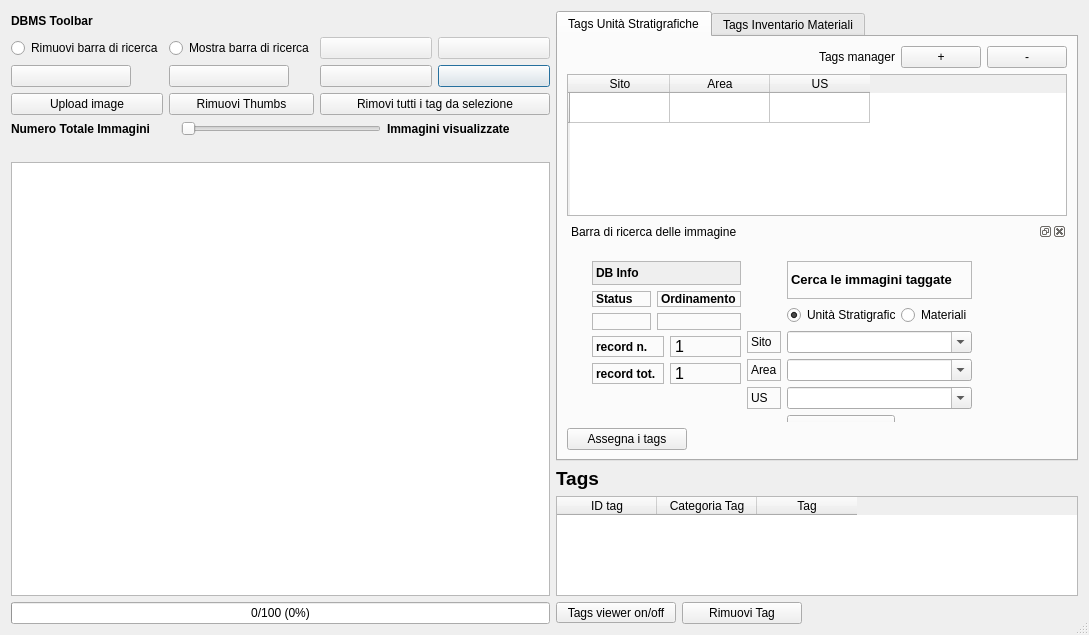
First picture: the form in gui/ui/pyarchinit_image_viewer_dialog.ui, repository pyarchinit/pyarchinit, before the edit.
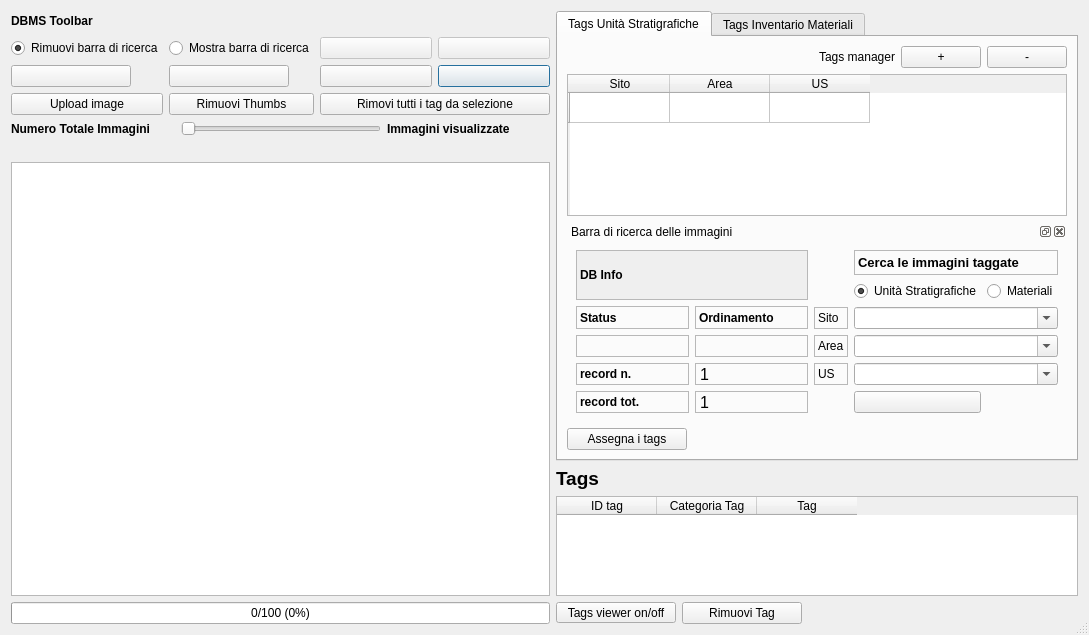
Second picture: the form after the edit. Icons and pictures are not drawn. Custom widgets are drawn as their Qt base class.

Commit message: update image view

Diff of the .ui file:
```diff
--- a/gui/ui/pyarchinit_image_viewer_dialog.ui
+++ b/gui/ui/pyarchinit_image_viewer_dialog.ui
@@ -283,7 +283,7 @@
           <bool>true</bool>
          </property>
          <property name="checked">
-          <bool>false</bool>
+          <bool>true</bool>
          </property>
          <property name="autoRepeat">
           <bool>false</bool>
@@ -516,27 +516,296 @@
             <string>&lt;html&gt;&lt;head/&gt;&lt;body&gt;&lt;p&gt;Barra di ricerca&lt;/p&gt;&lt;/body&gt;&lt;/html&gt;</string>
            </property>
            <property name="floating">
-            <bool>true</bool>
+            <bool>false</bool>
+           </property>
+           <property name="features">
+            <set>QDockWidget::AllDockWidgetFeatures</set>
            </property>
            <property name="allowedAreas">
             <set>Qt::AllDockWidgetAreas</set>
            </property>
            <property name="windowTitle">
-            <string>Barra di ricerca delle immagine</string>
+            <string>Barra di ricerca delle immagini</string>
            </property>
            <widget class="QWidget" name="dockWidgetContents">
-            <widget class="QWidget" name="layoutWidget">
-             <property name="enabled">
+            <layout class="QGridLayout" name="gridLayout_12">
+             <item row="0" column="0">
+              <layout class="QGridLayout" name="gridLayout_6">
+               <item row="0" column="0">
+                <widget class="QLabel" name="label_42">
+                 <property name="font">
+                  <font>
+                   <weight>75</weight>
+                   <bold>true</bold>
+                  </font>
+                 </property>
+                 <property name="autoFillBackground">
               <bool>true</bool>
              </property>
-             <property name="geometry">
-              <rect>
-               <x>180</x>
-               <y>20</y>
-               <width>225</width>
-               <height>176</height>
-              </rect>
-             </property>
+                 <property name="frameShape">
+                  <enum>QFrame::StyledPanel</enum>
+                 </property>
+                 <property name="frameShadow">
+                  <enum>QFrame::Plain</enum>
+                 </property>
+                 <property name="text">
+                  <string>DB Info</string>
+                 </property>
+                </widget>
+               </item>
+               <item row="2" column="0">
+                <layout class="QGridLayout" name="gridLayout_9">
+                 <item row="1" column="1">
+                  <widget class="QLabel" name="label_rec_tot">
+                   <property name="font">
+                    <font>
+                     <family>Microsoft Sans Serif</family>
+                     <pointsize>12</pointsize>
+                    </font>
+                   </property>
+                   <property name="cursor">
+                    <cursorShape>ForbiddenCursor</cursorShape>
+                   </property>
+                   <property name="mouseTracking">
+                    <bool>false</bool>
+                   </property>
+                   <property name="contextMenuPolicy">
+                    <enum>Qt::DefaultContextMenu</enum>
+                   </property>
+                   <property name="frameShape">
+                    <enum>QFrame::StyledPanel</enum>
+                   </property>
+                   <property name="frameShadow">
+                    <enum>QFrame::Plain</enum>
+                   </property>
+                   <property name="text">
+                    <string>1</string>
+                   </property>
+                  </widget>
+                 </item>
+                 <item row="0" column="1">
+                  <widget class="QLabel" name="label_rec_corrente">
+                   <property name="font">
+                    <font>
+                     <family>Microsoft Sans Serif</family>
+                     <pointsize>12</pointsize>
+                    </font>
+                   </property>
+                   <property name="cursor">
+                    <cursorShape>ForbiddenCursor</cursorShape>
+                   </property>
+                   <property name="mouseTracking">
+                    <bool>false</bool>
+                   </property>
+                   <property name="contextMenuPolicy">
+                    <enum>Qt::DefaultContextMenu</enum>
+                   </property>
+                   <property name="frameShape">
+                    <enum>QFrame::StyledPanel</enum>
+                   </property>
+                   <property name="frameShadow">
+                    <enum>QFrame::Plain</enum>
+                   </property>
+                   <property name="text">
+                    <string>1</string>
+                   </property>
+                  </widget>
+                 </item>
+                 <item row="0" column="0">
+                  <widget class="QLabel" name="label_31">
+                   <property name="font">
+                    <font>
+                     <pointsize>9</pointsize>
+                     <weight>75</weight>
+                     <bold>true</bold>
+                    </font>
+                   </property>
+                   <property name="frameShape">
+                    <enum>QFrame::StyledPanel</enum>
+                   </property>
+                   <property name="frameShadow">
+                    <enum>QFrame::Plain</enum>
+                   </property>
+                   <property name="text">
+                    <string>record n.</string>
+                   </property>
+                   <property name="margin">
+                    <number>0</number>
+                   </property>
+                  </widget>
+                 </item>
+                 <item row="1" column="0">
+                  <widget class="QLabel" name="label_32">
+                   <property name="font">
+                    <font>
+                     <pointsize>9</pointsize>
+                     <weight>75</weight>
+                     <bold>true</bold>
+                    </font>
+                   </property>
+                   <property name="frameShape">
+                    <enum>QFrame::StyledPanel</enum>
+                   </property>
+                   <property name="frameShadow">
+                    <enum>QFrame::Plain</enum>
+                   </property>
+                   <property name="text">
+                    <string>record tot.</string>
+                   </property>
+                   <property name="margin">
+                    <number>0</number>
+                   </property>
+                  </widget>
+                 </item>
+                </layout>
+               </item>
+               <item row="1" column="0">
+                <layout class="QGridLayout" name="gridLayout_10">
+                 <item row="0" column="0">
+                  <widget class="QLabel" name="label_34">
+                   <property name="font">
+                    <font>
+                     <pointsize>9</pointsize>
+                     <weight>75</weight>
+                     <bold>true</bold>
+                    </font>
+                   </property>
+                   <property name="frameShape">
+                    <enum>QFrame::StyledPanel</enum>
+                   </property>
+                   <property name="frameShadow">
+                    <enum>QFrame::Plain</enum>
+                   </property>
+                   <property name="text">
+                    <string>Status</string>
+                   </property>
+                   <property name="margin">
+                    <number>0</number>
+                   </property>
+                  </widget>
+                 </item>
+                 <item row="0" column="1">
+                  <widget class="QLabel" name="label_43">
+                   <property name="font">
+                    <font>
+                     <pointsize>9</pointsize>
+                     <weight>75</weight>
+                     <bold>true</bold>
+                    </font>
+                   </property>
+                   <property name="frameShape">
+                    <enum>QFrame::StyledPanel</enum>
+                   </property>
+                   <property name="frameShadow">
+                    <enum>QFrame::Plain</enum>
+                   </property>
+                   <property name="text">
+                    <string>Ordinamento</string>
+                   </property>
+                   <property name="margin">
+                    <number>0</number>
+                   </property>
+                  </widget>
+                 </item>
+                 <item row="1" column="1">
+                  <widget class="QLabel" name="label_sort">
+                   <property name="minimumSize">
+                    <size>
+                     <width>40</width>
+                     <height>0</height>
+                    </size>
+                   </property>
+                   <property name="sizeIncrement">
+                    <size>
+                     <width>40</width>
+                     <height>0</height>
+                    </size>
+                   </property>
+                   <property name="baseSize">
+                    <size>
+                     <width>40</width>
+                     <height>0</height>
+                    </size>
+                   </property>
+                   <property name="font">
+                    <font>
+                     <pointsize>10</pointsize>
+                     <weight>75</weight>
+                     <bold>true</bold>
+                    </font>
+                   </property>
+                   <property name="cursor">
+                    <cursorShape>ForbiddenCursor</cursorShape>
+                   </property>
+                   <property name="mouseTracking">
+                    <bool>false</bool>
+                   </property>
+                   <property name="contextMenuPolicy">
+                    <enum>Qt::DefaultContextMenu</enum>
+                   </property>
+                   <property name="frameShape">
+                    <enum>QFrame::StyledPanel</enum>
+                   </property>
+                   <property name="frameShadow">
+                    <enum>QFrame::Plain</enum>
+                   </property>
+                   <property name="text">
+                    <string/>
+                   </property>
+                   <property name="alignment">
+                    <set>Qt::AlignCenter</set>
+                   </property>
+                   <property name="margin">
+                    <number>0</number>
+                   </property>
+                  </widget>
+                 </item>
+                 <item row="1" column="0">
+                  <widget class="QLabel" name="label_status">
+                   <property name="minimumSize">
+                    <size>
+                     <width>50</width>
+                     <height>0</height>
+                    </size>
+                   </property>
+                   <property name="font">
+                    <font>
+                     <pointsize>9</pointsize>
+                     <weight>75</weight>
+                     <bold>true</bold>
+                    </font>
+                   </property>
+                   <property name="cursor">
+                    <cursorShape>ForbiddenCursor</cursorShape>
+                   </property>
+                   <property name="mouseTracking">
+                    <bool>false</bool>
+                   </property>
+                   <property name="contextMenuPolicy">
+                    <enum>Qt::DefaultContextMenu</enum>
+                   </property>
+                   <property name="frameShape">
+                    <enum>QFrame::StyledPanel</enum>
+                   </property>
+                   <property name="frameShadow">
+                    <enum>QFrame::Plain</enum>
+                   </property>
+                   <property name="text">
+                    <string/>
+                   </property>
+                   <property name="alignment">
+                    <set>Qt::AlignCenter</set>
+                   </property>
+                   <property name="margin">
+                    <number>0</number>
+                   </property>
+                  </widget>
+                 </item>
+                </layout>
+               </item>
+              </layout>
+             </item>
+             <item row="0" column="1">
              <layout class="QGridLayout" name="gridLayout_7">
               <item row="0" column="1" colspan="2">
                <widget class="QLabel" name="label_6">
@@ -664,291 +933,8 @@
                </widget>
               </item>
              </layout>
-            </widget>
-            <widget class="QWidget" name="layoutWidget_3">
-             <property name="geometry">
-              <rect>
-               <x>25</x>
-               <y>20</y>
-               <width>149</width>
-               <height>123</height>
-              </rect>
-             </property>
-             <layout class="QGridLayout" name="gridLayout_6">
-              <item row="0" column="0">
-               <widget class="QLabel" name="label_42">
-                <property name="font">
-                 <font>
-                  <weight>75</weight>
-                  <bold>true</bold>
-                 </font>
-                </property>
-                <property name="autoFillBackground">
-                 <bool>true</bool>
-                </property>
-                <property name="frameShape">
-                 <enum>QFrame::StyledPanel</enum>
-                </property>
-                <property name="frameShadow">
-                 <enum>QFrame::Plain</enum>
-                </property>
-                <property name="text">
-                 <string>DB Info</string>
-                </property>
-               </widget>
-              </item>
-              <item row="2" column="0">
-               <layout class="QGridLayout" name="gridLayout_9">
-                <item row="1" column="1">
-                 <widget class="QLabel" name="label_rec_tot">
-                  <property name="font">
-                   <font>
-                    <family>Microsoft Sans Serif</family>
-                    <pointsize>12</pointsize>
-                   </font>
-                  </property>
-                  <property name="cursor">
-                   <cursorShape>ForbiddenCursor</cursorShape>
-                  </property>
-                  <property name="mouseTracking">
-                   <bool>false</bool>
-                  </property>
-                  <property name="contextMenuPolicy">
-                   <enum>Qt::DefaultContextMenu</enum>
-                  </property>
-                  <property name="frameShape">
-                   <enum>QFrame::StyledPanel</enum>
-                  </property>
-                  <property name="frameShadow">
-                   <enum>QFrame::Plain</enum>
-                  </property>
-                  <property name="text">
-                   <string>1</string>
-                  </property>
-                 </widget>
-                </item>
-                <item row="0" column="1">
-                 <widget class="QLabel" name="label_rec_corrente">
-                  <property name="font">
-                   <font>
-                    <family>Microsoft Sans Serif</family>
-                    <pointsize>12</pointsize>
-                   </font>
-                  </property>
-                  <property name="cursor">
-                   <cursorShape>ForbiddenCursor</cursorShape>
-                  </property>
-                  <property name="mouseTracking">
-                   <bool>false</bool>
-                  </property>
-                  <property name="contextMenuPolicy">
-                   <enum>Qt::DefaultContextMenu</enum>
-                  </property>
-                  <property name="frameShape">
-                   <enum>QFrame::StyledPanel</enum>
-                  </property>
-                  <property name="frameShadow">
-                   <enum>QFrame::Plain</enum>
-                  </property>
-                  <property name="text">
-                   <string>1</string>
-                  </property>
-                 </widget>
-                </item>
-                <item row="0" column="0">
-                 <widget class="QLabel" name="label_31">
-                  <property name="font">
-                   <font>
-                    <pointsize>9</pointsize>
-                    <weight>75</weight>
-                    <bold>true</bold>
-                   </font>
-                  </property>
-                  <property name="frameShape">
-                   <enum>QFrame::StyledPanel</enum>
-                  </property>
-                  <property name="frameShadow">
-                   <enum>QFrame::Plain</enum>
-                  </property>
-                  <property name="text">
-                   <string>record n.</string>
-                  </property>
-                  <property name="margin">
-                   <number>0</number>
-                  </property>
-                 </widget>
-                </item>
-                <item row="1" column="0">
-                 <widget class="QLabel" name="label_32">
-                  <property name="font">
-                   <font>
-                    <pointsize>9</pointsize>
-                    <weight>75</weight>
-                    <bold>true</bold>
-                   </font>
-                  </property>
-                  <property name="frameShape">
-                   <enum>QFrame::StyledPanel</enum>
-                  </property>
-                  <property name="frameShadow">
-                   <enum>QFrame::Plain</enum>
-                  </property>
-                  <property name="text">
-                   <string>record tot.</string>
-                  </property>
-                  <property name="margin">
-                   <number>0</number>
-                  </property>
-                 </widget>
-                </item>
-               </layout>
-              </item>
-              <item row="1" column="0">
-               <layout class="QGridLayout" name="gridLayout_10">
-                <item row="0" column="0">
-                 <widget class="QLabel" name="label_34">
-                  <property name="font">
-                   <font>
-                    <pointsize>9</pointsize>
-                    <weight>75</weight>
-                    <bold>true</bold>
-                   </font>
-                  </property>
-                  <property name="frameShape">
-                   <enum>QFrame::StyledPanel</enum>
-                  </property>
-                  <property name="frameShadow">
-                   <enum>QFrame::Plain</enum>
-                  </property>
-                  <property name="text">
-                   <string>Status</string>
-                  </property>
-                  <property name="margin">
-                   <number>0</number>
-                  </property>
-                 </widget>
-                </item>
-                <item row="0" column="1">
-                 <widget class="QLabel" name="label_43">
-                  <property name="font">
-                   <font>
-                    <pointsize>9</pointsize>
-                    <weight>75</weight>
-                    <bold>true</bold>
-                   </font>
-                  </property>
-                  <property name="frameShape">
-                   <enum>QFrame::StyledPanel</enum>
-                  </property>
-                  <property name="frameShadow">
-                   <enum>QFrame::Plain</enum>
-                  </property>
-                  <property name="text">
-                   <string>Ordinamento</string>
-                  </property>
-                  <property name="margin">
-                   <number>0</number>
-                  </property>
-                 </widget>
-                </item>
-                <item row="1" column="1">
-                 <widget class="QLabel" name="label_sort">
-                  <property name="minimumSize">
-                   <size>
-                    <width>40</width>
-                    <height>0</height>
-                   </size>
-                  </property>
-                  <property name="sizeIncrement">
-                   <size>
-                    <width>40</width>
-                    <height>0</height>
-                   </size>
-                  </property>
-                  <property name="baseSize">
-                   <size>
-                    <width>40</width>
-                    <height>0</height>
-                   </size>
-                  </property>
-                  <property name="font">
-                   <font>
-                    <pointsize>10</pointsize>
-                    <weight>75</weight>
-                    <bold>true</bold>
-                   </font>
-                  </property>
-                  <property name="cursor">
-                   <cursorShape>ForbiddenCursor</cursorShape>
-                  </property>
-                  <property name="mouseTracking">
-                   <bool>false</bool>
-                  </property>
-                  <property name="contextMenuPolicy">
-                   <enum>Qt::DefaultContextMenu</enum>
-                  </property>
-                  <property name="frameShape">
-                   <enum>QFrame::StyledPanel</enum>
-                  </property>
-                  <property name="frameShadow">
-                   <enum>QFrame::Plain</enum>
-                  </property>
-                  <property name="text">
-                   <string/>
-                  </property>
-                  <property name="alignment">
-                   <set>Qt::AlignCenter</set>
-                  </property>
-                  <property name="margin">
-                   <number>0</number>
-                  </property>
-                 </widget>
-                </item>
-                <item row="1" column="0">
-                 <widget class="QLabel" name="label_status">
-                  <property name="minimumSize">
-                   <size>
-                    <width>50</width>
-                    <height>0</height>
-                   </size>
-                  </property>
-                  <property name="font">
-                   <font>
-                    <pointsize>9</pointsize>
-                    <weight>75</weight>
-                    <bold>true</bold>
-                   </font>
-                  </property>
-                  <property name="cursor">
-                   <cursorShape>ForbiddenCursor</cursorShape>
-                  </property>
-                  <property name="mouseTracking">
-                   <bool>false</bool>
-                  </property>
-                  <property name="contextMenuPolicy">
-                   <enum>Qt::DefaultContextMenu</enum>
-                  </property>
-                  <property name="frameShape">
-                   <enum>QFrame::StyledPanel</enum>
-                  </property>
-                  <property name="frameShadow">
-                   <enum>QFrame::Plain</enum>
-                  </property>
-                  <property name="text">
-                   <string/>
-                  </property>
-                  <property name="alignment">
-                   <set>Qt::AlignCenter</set>
-                  </property>
-                  <property name="margin">
-                   <number>0</number>
-                  </property>
-                 </widget>
-                </item>
-               </layout>
-              </item>
-             </layout>
-            </widget>
+             </item>
+            </layout>
            </widget>
           </widget>
          </item>
```
Left out of the diff: 355 changed lines with no effect on the pictures. Lines whose indentation alone changed are shown as unchanged.
